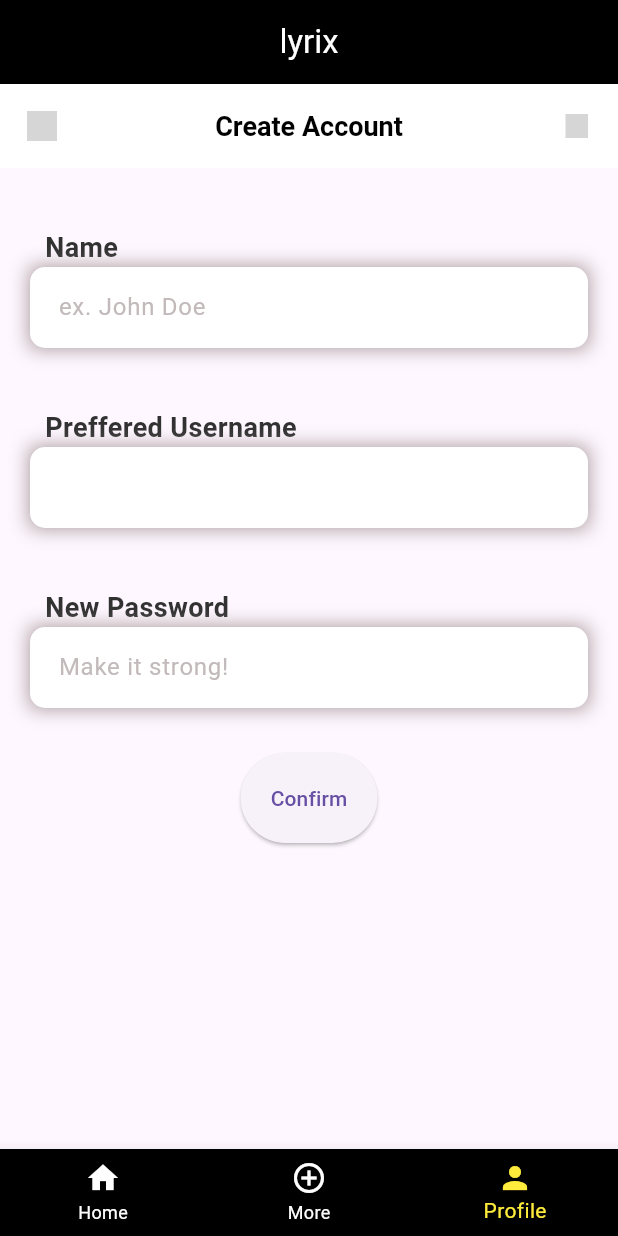
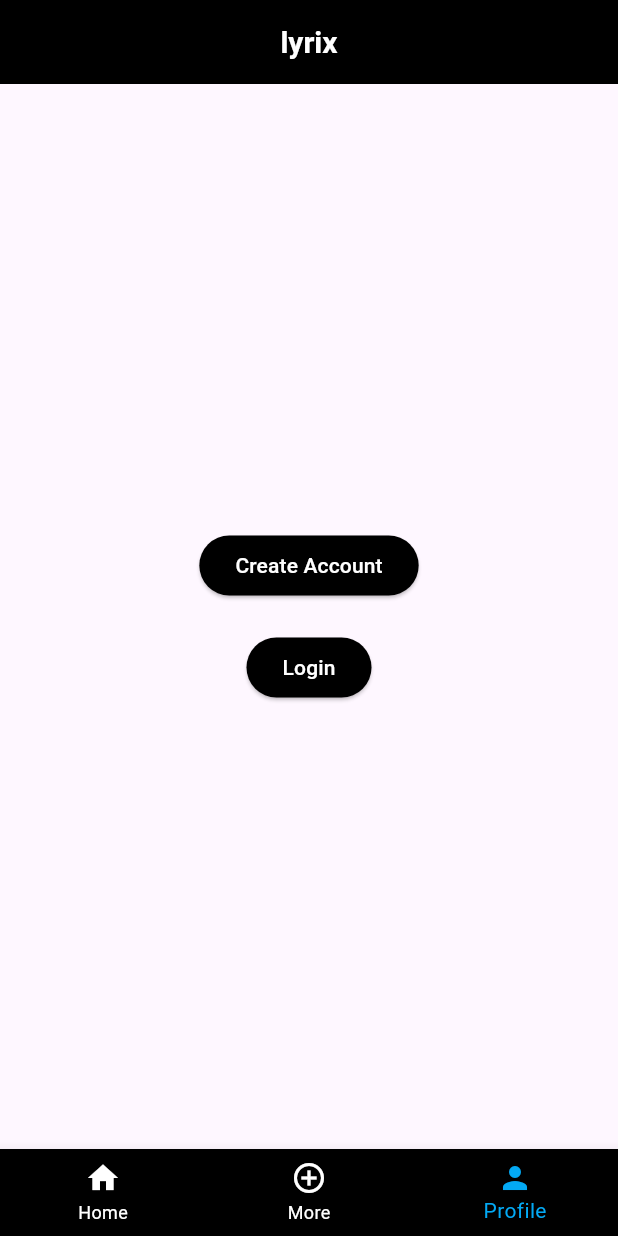
Before and after one commit to mathewsdmitri/befr, a Flutter app: the screen it shows after launch, item 3 of the bottom bar chosen, on a phone screen of 412 x 824 dp. Run offline on Flutter 3.47's test engine with Material 3 defaults, Android fonts, the phone set to English and light mode, and no system bars; our stand-ins replace flutter_svg; grey boxes are pictures that could not be loaded.

Commit message:
Profile Page with both Login and Create Account
Changed Login: Login is now centered in blue app bar and Welcomes user

Changed Create page: Got rid of invisible back arrows and ... icon to get rid of errors. Changed color layout

```diff
--- a/lyrix_frontend/lib/main.dart
+++ b/lyrix_frontend/lib/main.dart
@@ -2,6 +2,7 @@ import 'package:flutter/material.dart';
 import 'package:lyrix_frontend/pages/create_account.dart';
 import 'package:lyrix_frontend/pages/postPage.dart';
 import 'package:lyrix_frontend/pages/loginPage.dart';
+import 'package:lyrix_frontend/pages/profilePage.dart';
 
 void main() {
   runApp(const MyApp());
@@ -46,9 +47,9 @@ class _MyHomePageState extends State<MyHomePage> {
 
   List<Widget> _widgetOptions() {
   return <Widget>[
-    LoginPage(),
+    Text('Homepage Feed Under Construction'),
     PostPage(updateSongs: updateSongs),
-    CreateAccountPage(),
+    Profilepage(),
   ];
   }
 
@@ -67,7 +68,10 @@ void _onItemTapped(int index) {
         title: const Center(
           child: Text(
             'lyrix',
-            style: TextStyle(color: Colors.white),
+            style: TextStyle(color: Colors.white,
+            fontSize: 20,
+            fontWeight: FontWeight.bold,
+            ),
           ),
         ),
       ),
@@ -95,7 +99,7 @@ void _onItemTapped(int index) {
 
         currentIndex: _selectedIndex, // Highlight the selected item
         onTap: _onItemTapped, // Handle item tap
-        selectedItemColor: Colors.yellow, // Change selected item color
+        selectedItemColor: Colors.lightBlue, // Change selected item color
         unselectedItemColor: Colors.white, // Change unselected item color
       ),
       );
--- a/lyrix_frontend/lib/pages/create_account.dart
+++ b/lyrix_frontend/lib/pages/create_account.dart
@@ -242,57 +242,20 @@ class _CreateAccountPage extends State<CreateAccountPage> {
 
   AppBar appBar() {
     return AppBar(
+      backgroundColor: Colors.lightBlue,
+  //    automaticallyImplyLeading: false, //Gets rid of backarrow caused by new appbar
       title: const Text(
         "Create Account",
         style: TextStyle(
-          color: Colors.black,
+          color: Colors.white,
           fontSize: 18,
           fontWeight: FontWeight.bold
         ),
       ),
-      backgroundColor: Colors.white,
+  //    backgroundColor: Colors.white,
       centerTitle: true,
       elevation: 0,
-      leading: GestureDetector(
-        onTap: (){
 
-        },
-        child: Container(
-          margin: const EdgeInsets.all(10),
-          alignment: Alignment.center,
-          decoration: BoxDecoration(
-            color: Colors.white,
-            borderRadius: BorderRadius.circular(10),
-          ),
-          child: SvgPicture.asset(
-            'assets/icons/Arrow - Left 2.svg',
-            height: 20,
-            width: 20,
-          ),
-        )
-
-      ),
-      actions: [
-        GestureDetector(
-          onTap: (){
-
-          },
-          child: Container(
-            margin: const EdgeInsets.all(20),
-            alignment: Alignment.center,
-            width: 15,
-            decoration: BoxDecoration(
-              color: Colors.white,
-              borderRadius: BorderRadius.circular(10),
-            ),
-            child: SvgPicture.asset(
-              'assets/icons/dots.svg',
-              height: 20,
-              width: 20,
-            ),
-          ),
-        )
-      ],
     );
   }
 }
--- a/lyrix_frontend/lib/pages/postPage.dart
+++ b/lyrix_frontend/lib/pages/postPage.dart
@@ -112,7 +112,7 @@ class _PostPageState extends State<PostPage> {
           SizedBox(height: 5), // Space between text and icon
           IconButton(
             onPressed: ()async {
-              options = await listSongs();
+    //          options = await listSongs();  //THIS IS FOR GETTIN LIST OF SONGS
               showPostDialog();
               },
             icon: Icon(Icons.add_circle_outline),
--- /dev/null
+++ b/lyrix_frontend/lib/pages/profilePage.dart
@@ -0,0 +1,48 @@
+import 'package:flutter/material.dart';
+import 'package:lyrix_frontend/pages/create_account.dart';
+import 'package:lyrix_frontend/pages/loginPage.dart';
+
+
+class Profilepage extends StatelessWidget {
+  const Profilepage({super.key});
+
+  @override
+  Widget build(BuildContext context) {
+    return Scaffold(
+      body: Center( //Centers everything in the middle of page
+        child: Column( //Buttons are put in columns in center
+          mainAxisSize: MainAxisSize.min,
+          children: [
+
+            //Elevated button 1 for create page
+            ElevatedButton(
+              onPressed: () {
+                Navigator.push(context, MaterialPageRoute(builder: (context) {
+                  return const Scaffold(
+                    body: CreateAccountPage(), //Create account page
+                  );
+                }));
+              },
+              style: ElevatedButton.styleFrom(backgroundColor: Colors.black), //Background color of button
+              child: const Text('Create Account', style: TextStyle(color: Colors.white)), //Text and color
+            ),
+            const SizedBox(height: 20), //Controls size between buttons
+
+            //Elevated button 2 for login page
+            ElevatedButton(
+              onPressed: () {
+                Navigator.push(context, MaterialPageRoute(builder: (context) {
+                  return const Scaffold(
+                    body: LoginPage(), //Login page
+                  );
+                }));
+              },
+              style: ElevatedButton.styleFrom(backgroundColor: Colors.black),
+              child: const Text('Login', style: TextStyle(color: Colors.white)),
+            ),
+          ],
+        ),
+      ),
+    );
+  }
+}
```
Also changed, not shown: lyrix_frontend/lib/pages/loginPage.dart (+13 -2 lines).
